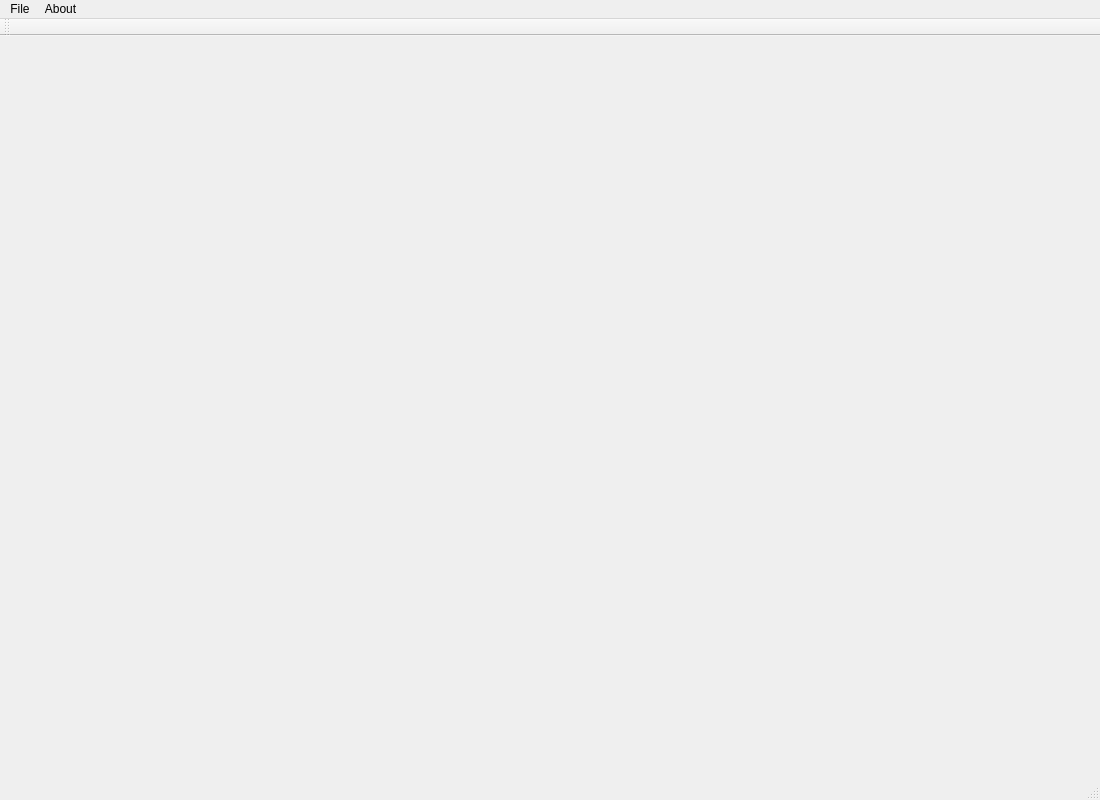
Before: the Qt Designer form WaveSim/WaveSim/WaveSim.ui in willamm/WaveSimulator, drawn with Qt 5.
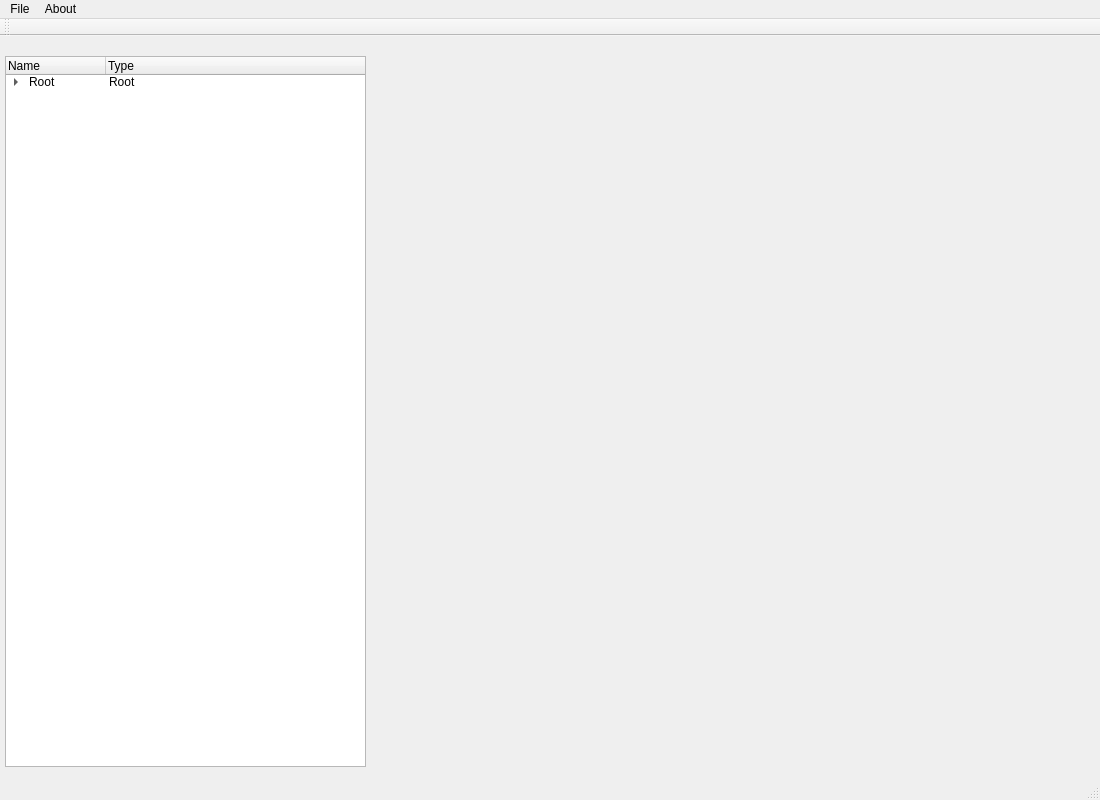
After: the same form once the commit is applied.

Commit message: Change object tree to QTreeWidget

The edit to the form file:
```diff
--- a/WaveSim/WaveSim/WaveSim.ui
+++ b/WaveSim/WaveSim/WaveSim.ui
@@ -19,7 +19,52 @@
   <property name="windowTitle">
    <string>WaveSim</string>
   </property>
-  <widget class="QWidget" name="centralWidget"/>
+  <widget class="QWidget" name="centralWidget">
+   <widget class="QTreeWidget" name="treeWidget">
+    <property name="geometry">
+     <rect>
+      <x>5</x>
+      <y>20</y>
+      <width>361</width>
+      <height>711</height>
+     </rect>
+    </property>
+    <column>
+     <property name="text">
+      <string>Name</string>
+     </property>
+    </column>
+    <column>
+     <property name="text">
+      <string>Type</string>
+     </property>
+    </column>
+    <item>
+     <property name="text">
+      <string>Root</string>
+     </property>
+     <property name="text">
+      <string>Root</string>
+     </property>
+     <item>
+      <property name="text">
+       <string>Geometry</string>
+      </property>
+      <property name="text">
+       <string>Group</string>
+      </property>
+     </item>
+     <item>
+      <property name="text">
+       <string>Solvers</string>
+      </property>
+      <property name="text">
+       <string>Group</string>
+      </property>
+     </item>
+    </item>
+   </widget>
+  </widget>
   <widget class="QMenuBar" name="menuBar">
    <property name="geometry">
     <rect>
```
The commit also changes 11 other files.
